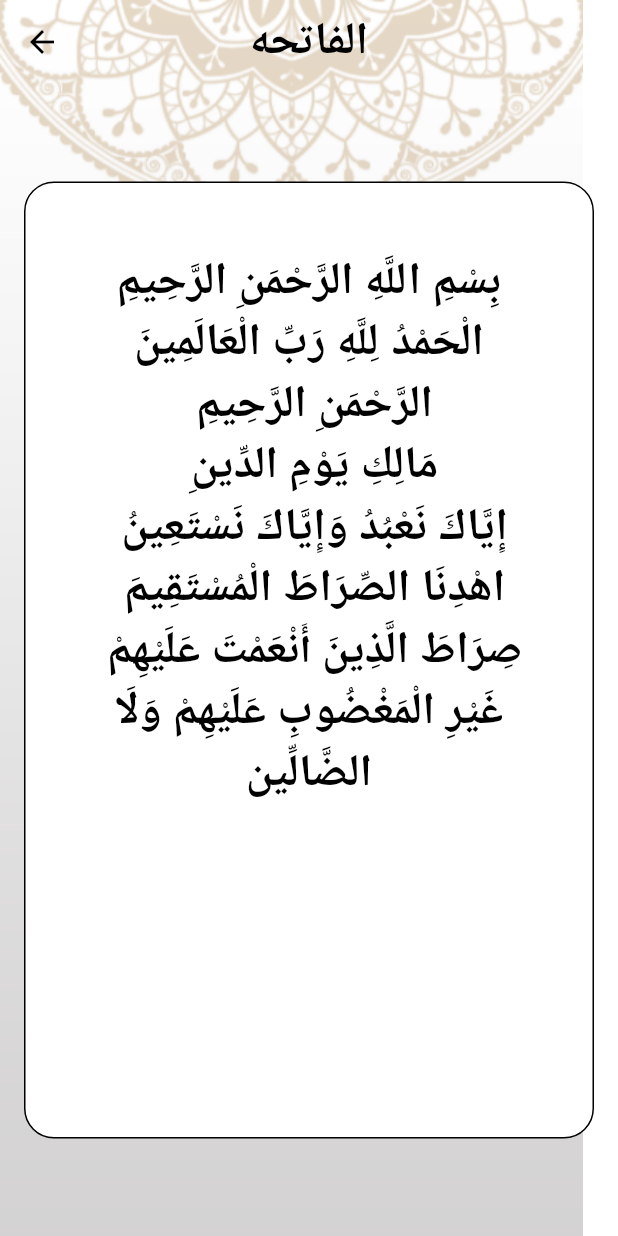
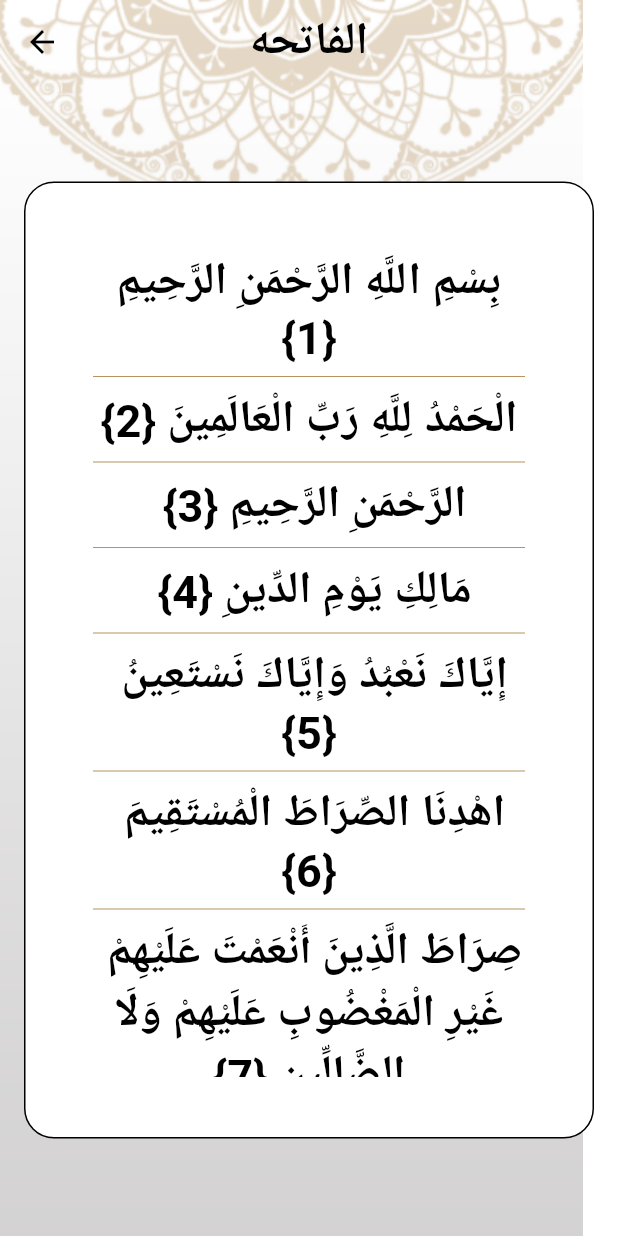
Before and after one commit to AmmarAboDakka/islami_app, a Flutter app: the screen it shows after launch, after a tap on "الفاتحه", on a phone screen of 412 x 824 dp. Run offline on Flutter 3.47's test engine with Material 2 defaults, Android fonts, the phone set to English and light mode, and no system bars; generated files the repository leaves out were written again.

Commit message:
Add Translate Arabic and English Fix some features in Quran tabs and Hadith Add index to Sora Details

```diff
--- /dev/null
+++ b/l10n.yaml
@@ -0,0 +1,3 @@
+arb-dir: lib/l10n
+template-arb-file: app_en.arb
+output-localization-file: app_localizations.dart
--- /dev/null
+++ b/lib/l10n/app_ar.arb
@@ -0,0 +1,3 @@
+{
+"apptitle":"اسلامي"
+}
--- /dev/null
+++ b/lib/l10n/app_en.arb
@@ -0,0 +1,3 @@
+{
+"apptitle":"Eslami"
+}
--- a/lib/main.dart
+++ b/lib/main.dart
@@ -1,9 +1,9 @@
 import 'package:flutter/material.dart';
 import 'package:islami_application/My_Theme.dart';
 import 'package:islami_application/ahades/hadeth_det.dart';
-
+import 'package:flutter_localizations/flutter_localizations.dart';
+import 'package:flutter_gen/gen_l10n/app_localizations.dart';
 import 'package:islami_application/quran/Sura_name_details.dart';
-
 import 'tabs/Home_Screen.dart';
 
 void main() {
@@ -16,6 +16,17 @@ class MyApp extends StatelessWidget {
   @override
   Widget build(BuildContext context) {
     return MaterialApp(
+      localizationsDelegates: [
+        AppLocalizations.delegate, // Add this line
+        GlobalMaterialLocalizations.delegate,
+        GlobalWidgetsLocalizations.delegate,
+        GlobalCupertinoLocalizations.delegate,
+      ],
+      supportedLocales: [
+        Locale('en'),
+        Locale('ar')
+
+      ],
       debugShowCheckedModeBanner: false,
       initialRoute: HomeScreen.routename,
       routes: {
--- a/lib/quran/Sura_name_details.dart
+++ b/lib/quran/Sura_name_details.dart
@@ -1,5 +1,8 @@
 import 'package:flutter/material.dart';
 import 'package:flutter/services.dart';
+import 'package:islami_application/My_Theme.dart';
+import 'package:islami_application/quran/sura_name_details_num.dart';
+
 
 class SuranNameDetails extends StatefulWidget {
   static const String RouteName = "details";
@@ -11,12 +14,16 @@ class SuranNameDetails extends StatefulWidget {
 class _SuranNameDetailsState extends State<SuranNameDetails> {
   List<String> verses = [];
 
+
+
+
+
   @override
   Widget build(BuildContext context) {
     var arg = ModalRoute.of(context)?.settings.arguments as SuraNameDetailsarg;
     if (verses.isEmpty) {
       readFiles(arg.index);
-    }
+          }
 
     return Stack(
       children: [
@@ -25,7 +32,7 @@ class _SuranNameDetailsState extends State<SuranNameDetails> {
             appBar: AppBar(
               iconTheme: const IconThemeData(color: Colors.black),
               title: Text(
-                "${arg.name}",
+                arg.name,
                 style: Theme.of(context).textTheme.headline1,
               ),
             ),
@@ -40,34 +47,42 @@ class _SuranNameDetailsState extends State<SuranNameDetails> {
                   ? const Center(
                       child: CircularProgressIndicator(color: Colors.amber),
                     )
-                  : ListView.builder(
+                  : ListView.separated(
                       padding: const EdgeInsets.all(5),
                       itemCount: verses.length,
                       itemBuilder: (BuildContext context, int index) {
-                        return Text(
-                          verses[index],
-                          textAlign: TextAlign.center,
-                          style: Theme.of(context).textTheme.headline1,
+                        return SuraNameDetailsnumber(verses[index],index+1);
+                      }, separatorBuilder: (BuildContext context, int index) {
+                        return Divider(
+                          color: Mytheme.goldcolor,
+
                         );
-                      },
+              },
                     ),
             )),
       ],
     );
   }
 
+
+
   readFiles(int index) async {
-    String conste =
-        await rootBundle.loadString("assets/files/${index + 1}.txt");
+    String conste = await rootBundle.loadString("assets/files/${index + 1}.txt");
+
 
     var lines = conste.split(
       "\n",
+
     );
+
 
     setState(() {
       verses = lines;
+
     });
   }
+
+
 }
 
 class SuraNameDetailsarg {
--- a/lib/quran/quran_tab.dart
+++ b/lib/quran/quran_tab.dart
@@ -1,6 +1,7 @@
 
 import 'package:flutter/material.dart';
 import 'package:islami_application/quran/Sura_name.dart';
+import 'package:flutter_gen/gen_l10n/app_localizations.dart';
 
 import '../My_Theme.dart';
 
@@ -29,6 +30,7 @@ class QuranTab extends StatelessWidget {
           thickness: 5,
         ),
         Text(
+          // AppLocalizations.of(context)!.apptitle,
           "♡قائمة سور القرآن الكريم♡",
           style: Theme.of(context).textTheme.headline2,
         ),
--- /dev/null
+++ b/lib/quran/sura_name_details_num.dart
@@ -0,0 +1,15 @@
+import 'package:flutter/material.dart';
+
+class SuraNameDetailsnumber extends StatelessWidget {
+ String content;
+ int index;
+SuraNameDetailsnumber(this.content,this.index);
+  @override
+  Widget build(BuildContext context) {
+    return Text(
+      "$content {$index}",
+      textAlign: TextAlign.center,
+      style: Theme.of(context).textTheme.headline1,
+    );
+  }
+}
```
Also changed, not shown: pubspec.yaml (+7 -3 lines), lib/generated/intl/messages_all.dart (added), lib/generated/intl/messages_en.dart (added), lib/generated/l10n.dart (added), pubspec.lock.
